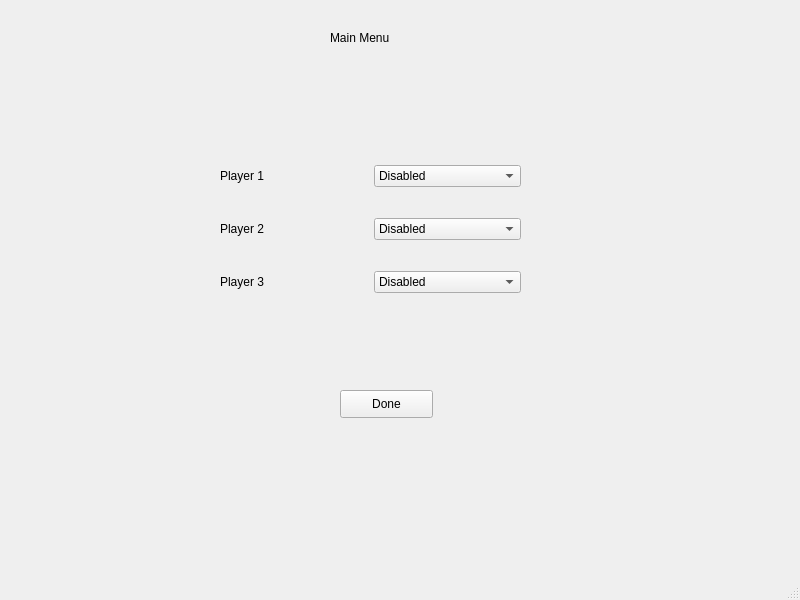
Old version of the form Connect4/mainboard.ui in the repository ramirez-gabriela27/Connect-Four.
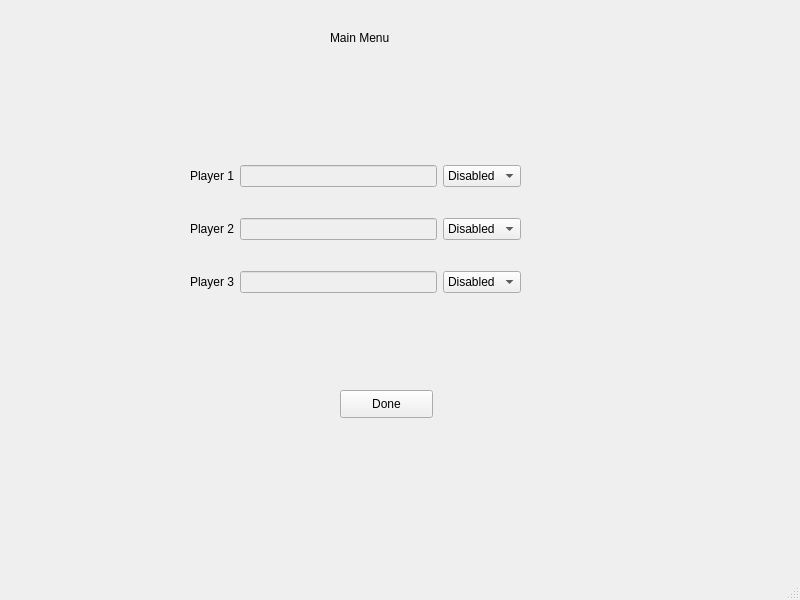
New version of the form.

```diff
--- a/Connect4/mainboard.ui
+++ b/Connect4/mainboard.ui
@@ -53,15 +53,15 @@
      <widget class="QWidget" name="gridLayoutWidget">
       <property name="geometry">
        <rect>
-        <x>180</x>
+        <x>150</x>
         <y>140</y>
-        <width>301</width>
+        <width>331</width>
         <height>181</height>
        </rect>
       </property>
       <layout class="QGridLayout" name="gridLayout">
-       <item row="0" column="1">
-        <widget class="QComboBox" name="p1_comboBox">
+       <item row="2" column="2">
+        <widget class="QComboBox" name="p3_comboBox">
          <item>
           <property name="text">
            <string>Disabled</string>
@@ -82,6 +82,13 @@
         </widget>
        </item>
        <item row="1" column="1">
+        <widget class="QLineEdit" name="p2_name">
+         <property name="enabled">
+          <bool>false</bool>
+         </property>
+        </widget>
+       </item>
+       <item row="1" column="2">
         <widget class="QComboBox" name="p2_comboBox">
          <item>
           <property name="text">
@@ -112,8 +119,22 @@
          </property>
         </widget>
        </item>
+       <item row="0" column="1">
+        <widget class="QLineEdit" name="p1_name">
+         <property name="enabled">
+          <bool>false</bool>
+         </property>
+        </widget>
+       </item>
        <item row="2" column="1">
-        <widget class="QComboBox" name="p3_comboBox">
+        <widget class="QLineEdit" name="p3_name">
+         <property name="enabled">
+          <bool>false</bool>
+         </property>
+        </widget>
+       </item>
+       <item row="0" column="2">
+        <widget class="QComboBox" name="p1_comboBox">
          <item>
           <property name="text">
            <string>Disabled</string>
@@ -131,9 +152,9 @@
      <widget class="QWidget" name="verticalLayoutWidget">
       <property name="geometry">
        <rect>
-        <x>490</x>
+        <x>500</x>
         <y>140</y>
-        <width>131</width>
+        <width>71</width>
         <height>181</height>
        </rect>
       </property>
```
